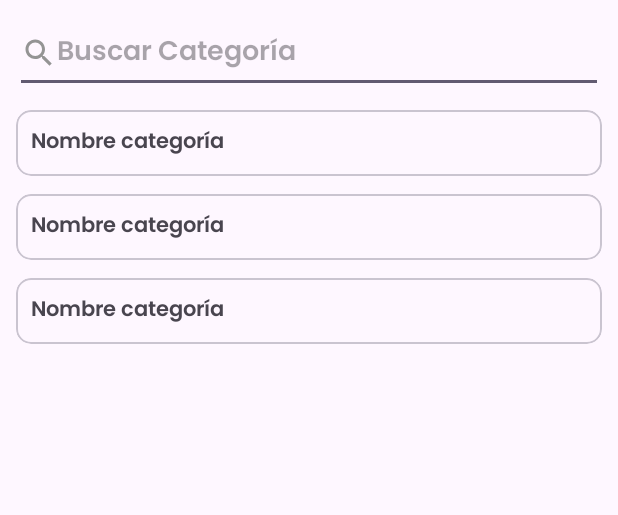
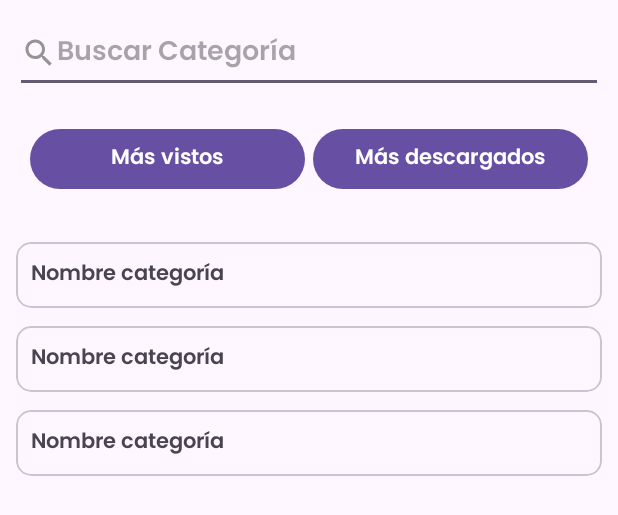
Before and after one commit to AlexisSM377/App-Kotlin, an Android app: the layout fragment_cliente_dashboard.xml on its own in the app's theme, with its tools: preview values and no code run, on a phone screen of 412 x 824 dp. Shown: the top 515 px of the screen. Run offline under Robolectric (Android 15) with nearby library versions, the phone set to English and light mode, and no system bars.

Commit message:
Listar libros--más vistos y más descargados

```diff
--- a/app/src/main/AndroidManifest.xml
+++ b/app/src/main/AndroidManifest.xml
@@ -23,6 +23,12 @@
         android:supportsRtl="true"
         android:theme="@style/Theme.LibrosAppKotlin"
         tools:targetApi="31">
+        <activity
+            android:name=".Cliente.TopDescargas"
+            android:exported="false" />
+        <activity
+            android:name=".Cliente.TopVistas"
+            android:exported="false" />
         <activity
             android:name=".Cliente.DetalleLibro_Cliente"
             android:exported="false" />
--- a/app/src/main/res/layout/fragment_cliente_dashboard.xml
+++ b/app/src/main/res/layout/fragment_cliente_dashboard.xml
@@ -1,32 +1,61 @@
 <?xml version="1.0" encoding="utf-8"?>
 <RelativeLayout xmlns:android="http://schemas.android.com/apk/res/android"
+    xmlns:app="http://schemas.android.com/apk/res-auto"
     xmlns:tools="http://schemas.android.com/tools"
     android:layout_width="match_parent"
     android:layout_height="match_parent"
-    xmlns:app="http://schemas.android.com/apk/res-auto"
     tools:context=".Fragmentos_Cliente.Fragment_cliente_dashboard">
 
+    <!-- Fragment_cliente_dashboard -->
     <EditText
         android:id="@+id/Buscar_categoria"
-        android:hint="@string/Buscar_categoria"
-        android:drawableStart="@drawable/ic_buscar"
+        android:layout_width="match_parent"
+        android:layout_height="wrap_content"
         android:layout_marginStart="10dp"
         android:layout_marginTop="10dp"
         android:layout_marginEnd="10dp"
+        android:drawableStart="@drawable/ic_buscar"
+        android:fontFamily="@font/poppins_semi_bold"
+        android:hint="@string/Buscar_categoria" />
+
+    <androidx.appcompat.widget.LinearLayoutCompat
+        android:id="@+id/LibrosMVMD"
         android:layout_width="match_parent"
         android:layout_height="wrap_content"
-        android:fontFamily="@font/poppins_semi_bold"/>
+        android:orientation="horizontal"
+        android:layout_below="@+id/Buscar_categoria"
+        android:padding="20dp">
+
+        <com.google.android.material.button.MaterialButton
+            android:id="@+id/Btn_mas_vistos"
+            android:layout_width="0dp"
+            android:layout_height="wrap_content"
+            android:layout_weight="1"
+            android:fontFamily="@font/poppins_semi_bold"
+            android:text="@string/Btn_mas_vistos" />
+
+        <com.google.android.material.button.MaterialButton
+            android:id="@+id/Btn_mas_descargados"
+            android:layout_width="0dp"
+            android:layout_height="wrap_content"
+            android:layout_marginStart="5dp"
+            android:layout_weight="1"
+            android:fontFamily="@font/poppins_semi_bold"
+            android:text="@string/Btn_mas_descargados" />
+
+    </androidx.appcompat.widget.LinearLayoutCompat>
 
     <androidx.recyclerview.widget.RecyclerView
         android:id="@+id/categoriaRv"
+
+        android:layout_width="match_parent"
+        android:layout_height="match_parent"
+        android:layout_below="@+id/LibrosMVMD"
         android:layout_marginStart="5dp"
         android:layout_marginTop="5dp"
         android:layout_marginEnd="5dp"
         android:layout_marginBottom="5dp"
-        android:layout_below="@+id/Buscar_categoria"
-        android:layout_width="match_parent"
-        android:layout_height="match_parent"
         app:layoutManager="androidx.recyclerview.widget.LinearLayoutManager"
-        tools:listitem="@layout/item_categoria_cliente"/>
+        tools:listitem="@layout/item_categoria_cliente" />
 
 </RelativeLayout>
--- a/app/src/main/res/values/strings.xml
+++ b/app/src/main/res/values/strings.xml
@@ -117,6 +117,10 @@
     <string name="Btn_leer_libro_c">Leer</string>
     <string name="Btn_descargar_libro_c">Descargar</string>
 
+    <string name="Btn_mas_vistos">Más vistos</string>
+    <string name="Btn_mas_descargados">Más descargados</string>
+
+
     <!-- TODO: Remove or change this placeholder text -->
     <string name="hello_blank_fragment">Hello blank fragment</string>
     <string name="default_web_client_id">530485053903-o8l5sdkn2ffemj6f0fa25oifkfcffvu0.apps.googleusercontent.com</string>
```
Also changed, not shown: app/src/main/java/com/alexdevs/librosappkotlin/Cliente/TopDescargas.kt (added, +58 -0 lines), app/src/main/java/com/alexdevs/librosappkotlin/Cliente/TopVistas.kt (added, +58 -0 lines), app/src/main/java/com/alexdevs/librosappkotlin/Fragmentos_Cliente/Fragment_cliente_dashboard.kt (+11 -0 lines), app/src/main/res/layout/activity_top_descargas.xml (added, +22 -0 lines), app/src/main/res/layout/activity_top_vistas.xml (added, +22 -0 lines).
